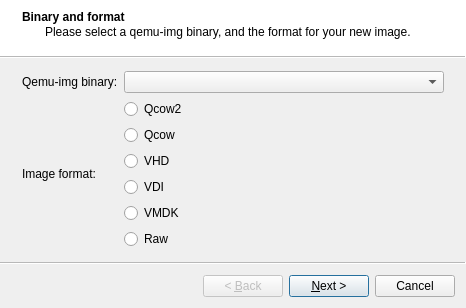
GNS3/gns3-gui, file gns3/modules/qemu/ui/qemu_image_wizard.ui: the form before one commit.
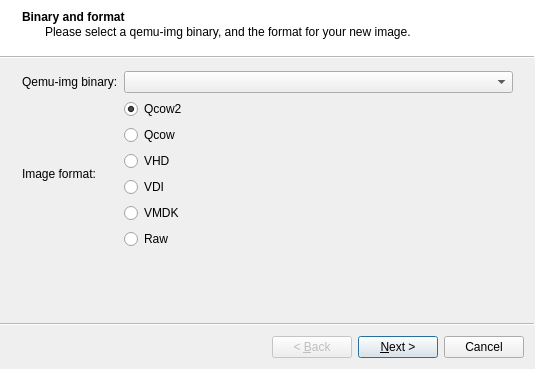
The form after the commit.

Commit message: Adjust spacing in Qemu image wizard.

Patch:
```diff
--- a/gns3/modules/qemu/ui/qemu_image_wizard.ui
+++ b/gns3/modules/qemu/ui/qemu_image_wizard.ui
@@ -6,8 +6,8 @@
    <rect>
     <x>0</x>
     <y>0</y>
-    <width>466</width>
-    <height>297</height>
+    <width>535</width>
+    <height>369</height>
    </rect>
   </property>
   <property name="windowTitle">
@@ -61,6 +61,9 @@
         <property name="text">
          <string notr="true">Qcow2</string>
         </property>
+        <property name="checked">
+         <bool>true</bool>
+        </property>
         <attribute name="buttonGroup">
          <string notr="true">uiFormatRadios</string>
         </attribute>
```
Left out of the diff: 108 changed lines with no effect on the pictures. The commit also changes 1 other file.
